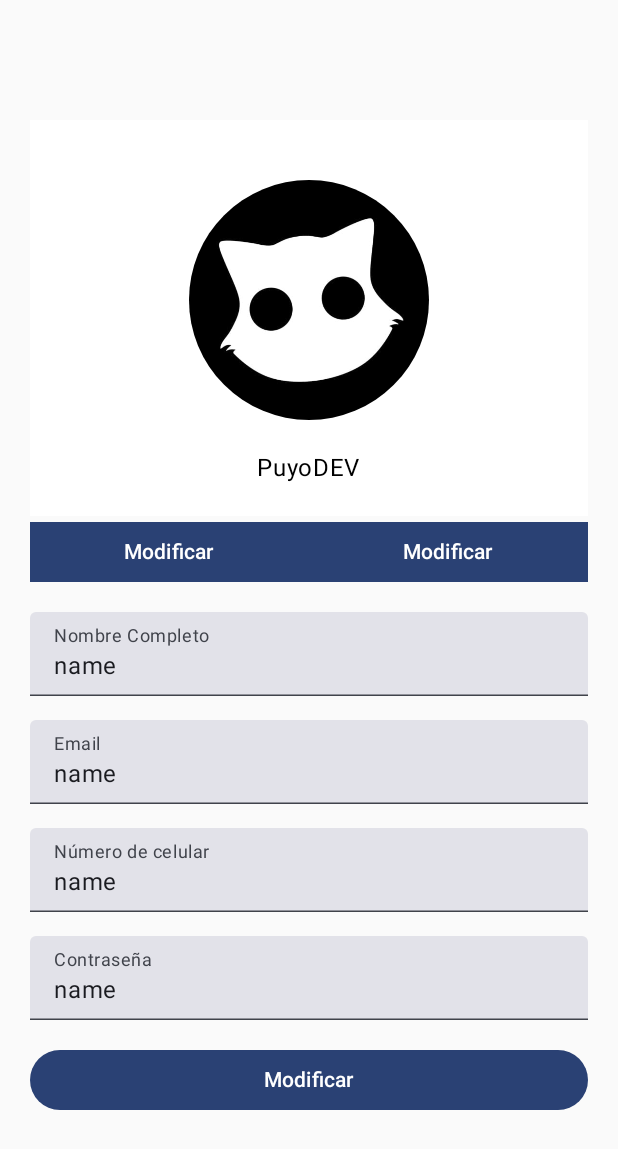
After one commit to Zamata/APPLuka, an Android app built with Jetpack Compose: the ProfileScreen screen opened through its navigation route, on a phone screen of 412 x 824 dp. The commit adds this screen. Shown: the top 1149 px of the screen. Run offline under Robolectric (Android 15) with nearby library versions, the phone set to English and light mode, and no system bars.

Commit message:
Add Views ProfileScreen and HistoryScreen. Add Conection with Firebase

```diff
--- a/app/src/main/java/com/puyodev/luka/navigation/AppNavigation.kt
+++ b/app/src/main/java/com/puyodev/luka/navigation/AppNavigation.kt
@@ -9,6 +9,8 @@ import androidx.navigation.navArgument
 import com.puyodev.luka.screens.AnimationLoadScreen
 import com.puyodev.luka.screens.PaymentScreen
 import com.puyodev.luka.screens.AppContent//nombre de las funciones
+import com.puyodev.luka.screens.HistorialView
+import com.puyodev.luka.screens.ProfileScreen
 
 @Composable
 fun AppNavigation(){
@@ -19,6 +21,12 @@ fun AppNavigation(){
         }
         composable(route=AppScreens.MainScreen.route){
             AppContent(navController)
+        }
+        composable(route=AppScreens.ProfileScreen.route){
+            ProfileScreen(navController)
+        }
+        composable(route=AppScreens.HistoryScreen.route){
+            HistorialView(navController)
         }
         composable(route=AppScreens.PaymentScreen.route +"/{num_bus}/{address}/{lukitas}/{fecha}",
             arguments = listOf(
--- a/app/src/main/java/com/puyodev/luka/navigation/AppScreens.kt
+++ b/app/src/main/java/com/puyodev/luka/navigation/AppScreens.kt
@@ -4,4 +4,6 @@ sealed class AppScreens(val route:String) {
     object SplashScreen:AppScreens("splash_screen")
     object MainScreen:AppScreens("main_screen")
     object PaymentScreen:AppScreens("payment_screen")
+    object ProfileScreen:AppScreens("profile_screen")
+    object HistoryScreen:AppScreens("history_screen")
 }
--- /dev/null
+++ b/app/src/main/java/com/puyodev/luka/screens/CustomTopBar.kt
@@ -0,0 +1,43 @@
+package com.puyodev.luka.screens
+
+import androidx.compose.foundation.background
+import androidx.compose.material3.Icon
+import androidx.compose.material3.IconButton
+import androidx.compose.material3.Text
+import androidx.compose.material3.TopAppBar
+import androidx.compose.runtime.Composable
+import androidx.compose.ui.Modifier
+import androidx.compose.ui.graphics.Color
+import androidx.navigation.NavController
+import com.puyodev.luka.navigation.AppScreens
+import androidx.compose.material.icons.Icons
+import androidx.compose.material.icons.filled.AccountCircle
+import androidx.compose.material.icons.filled.Notifications
+import androidx.compose.material.icons.rounded.Menu
+import androidx.compose.material3.ExperimentalMaterial3Api
+import androidx.compose.ui.draw.shadow
+import androidx.compose.ui.unit.dp
+
+@OptIn(ExperimentalMaterial3Api::class)
+@Composable
+fun CustomTopBar(navController: NavController, name: String, onMenuClick: () -> Unit) {
+    TopAppBar(
+        modifier = Modifier
+            .shadow(elevation = 5.dp)
+            .background(Color.Gray),
+        navigationIcon = {
+            IconButton(onClick = onMenuClick) {
+                Icon(imageVector = Icons.Rounded.Menu, contentDescription = "Menu")
+            }
+        },
+        title = { Text(text = "Hola $name") },
+        actions = {
+            IconButton(onClick = { /* TODO: Search action */ }) {
+                Icon(imageVector = Icons.Default.Notifications, contentDescription = "Search")
+            }
+            IconButton(onClick = { navController.navigate(AppScreens.ProfileScreen.route) }) {
+                Icon(imageVector = Icons.Default.AccountCircle, contentDescription = "Go to User Profile")
+            }
+        },
+    )
+}
--- a/app/src/main/java/com/puyodev/luka/screens/DrawerContent.kt
+++ b/app/src/main/java/com/puyodev/luka/screens/DrawerContent.kt
@@ -9,10 +9,12 @@ import androidx.compose.foundation.layout.height
 import androidx.compose.foundation.layout.padding
 import androidx.compose.material.icons.Icons
 import androidx.compose.material.icons.filled.Edit
+import androidx.compose.material.icons.filled.Email
 import androidx.compose.material.icons.filled.Home
 import androidx.compose.material.icons.filled.Info
 import androidx.compose.material.icons.filled.Settings
 import androidx.compose.material.icons.outlined.Edit
+import androidx.compose.material.icons.outlined.Email
 import androidx.compose.material.icons.outlined.Home
 import androidx.compose.material.icons.outlined.Info
 import androidx.compose.material.icons.outlined.Settings
@@ -36,12 +38,13 @@ import androidx.compose.ui.Modifier
 import androidx.compose.ui.graphics.Color
 import androidx.compose.ui.unit.dp
 import androidx.navigation.NavController
+import com.puyodev.luka.navigation.AppScreens
 import kotlinx.coroutines.launch
 
 
 @OptIn(ExperimentalMaterial3Api::class)
 @Composable
-fun DrawerContent() {
+fun DrawerContent(navController: NavController) {
     val items = listOf(
         NavigationItems(
             title = "Home",
@@ -63,6 +66,11 @@ fun DrawerContent() {
             title = "Settings",
             selectedIcon = Icons.Filled.Settings,
             unselectedIcon = Icons.Outlined.Settings
+        ),
+        NavigationItems(
+            title = "Historial",
+            selectedIcon = Icons.Filled.Email,
+            unselectedIcon = Icons.Outlined.Email
         )
     )
 
@@ -80,9 +88,17 @@ fun DrawerContent() {
             label = { Text(text = item.title) },
             selected = index == selectedItemIndex,
             onClick = {
-                //  navController.navigate(item.route)
+                selectedItemIndex = index
 
-                selectedItemIndex = index
+                // Lógica de navegación basada en el título del ítem seleccionado
+                when (item.title) {
+                    "Home" -> navController.navigate("home")
+                    "Info" -> navController.navigate("info")
+                    "Edit" -> navController.navigate("edit")
+                    "Settings" -> navController.navigate("settings")
+                    "Historial" -> navController.navigate(AppScreens.HistoryScreen.route)
+                }
+
                 scope.launch {
                     drawerState.close()
                 }
--- a/app/src/main/java/com/puyodev/luka/screens/PaymentScreen.kt
+++ b/app/src/main/java/com/puyodev/luka/screens/PaymentScreen.kt
@@ -125,7 +125,7 @@ fun PaymentScreen(navController: NavController,num_bus:Int,address:String,lukita
         Row(
             modifier = Modifier
                 .fillMaxWidth()
-                .padding(0.dp, 80.dp), // Ocupa todo el ancho de la pantalla
+                .padding(0.dp, 80.dp),
             horizontalArrangement = Arrangement.SpaceEvenly // Distribuye los elementos de forma uniforme
         ) {
             SmallFloatingActionButton(
--- /dev/null
+++ b/app/src/main/java/com/puyodev/luka/screens/ProfileScreen.kt
@@ -0,0 +1,139 @@
+package com.puyodev.luka.screens
+
+import android.widget.ImageButton
+import androidx.compose.foundation.Image
+import androidx.compose.foundation.background
+import androidx.compose.foundation.layout.Arrangement
+import androidx.compose.foundation.layout.Column
+import androidx.compose.foundation.layout.Row
+import androidx.compose.foundation.layout.Spacer
+import androidx.compose.foundation.layout.fillMaxHeight
+import androidx.compose.foundation.layout.fillMaxSize
+import androidx.compose.foundation.layout.fillMaxWidth
+import androidx.compose.foundation.layout.height
+import androidx.compose.foundation.layout.padding
+import androidx.compose.foundation.layout.size
+import androidx.compose.foundation.shape.CircleShape
+import androidx.compose.material3.Button
+import androidx.compose.material3.ButtonDefaults
+import androidx.compose.material3.ButtonElevation
+import androidx.compose.material3.IconButton
+import androidx.compose.runtime.Composable
+import androidx.compose.ui.Modifier
+import androidx.compose.ui.res.painterResource
+import androidx.compose.ui.tooling.preview.Preview
+import androidx.compose.ui.unit.dp
+import androidx.compose.material3.Icon
+import androidx.compose.material3.Text
+import androidx.compose.material3.TextField
+import androidx.compose.ui.Alignment
+import androidx.compose.ui.draw.clip
+import androidx.compose.ui.graphics.Color
+import androidx.compose.ui.graphics.RectangleShape
+import androidx.compose.ui.layout.ContentScale
+import androidx.navigation.NavController
+import com.puyodev.luka.R
+
+@Composable
+fun ProfileScreen(navController: NavController){
+    Column(
+        modifier = Modifier
+            .fillMaxSize()
+            .padding(20.dp),
+        verticalArrangement = Arrangement.Center
+    ){
+        Column(
+            modifier = Modifier
+                .fillMaxWidth()
+                .background(Color.White)
+                .padding(20.dp)
+                .fillMaxWidth(),
+horizontalAlignment = Alignment.CenterHorizontally
+        ) {
+            Image(
+                painterResource(id = R.drawable.neko),
+                contentDescription = null,
+                contentScale = ContentScale.Crop,
+                modifier = Modifier
+                    .size(200.dp)
+                    .padding(20.dp)
+                    .clip(CircleShape),
+            )
+            Text(text = "PuyoDEV")
+        }
+        Column {
+            Row(
+                modifier = Modifier.fillMaxWidth(),
+
+                ){
+                Button(
+                    shape = RectangleShape, // Hace que el botón sea rectangular
+                    modifier = Modifier
+                        .weight(1f),
+                    onClick = {
+                        //isFormValid = name.text.isNotEmpty() && email.text.isNotEmpty() && password.text.isNotEmpty()
+                    },
+                ) {
+                    Text("Modificar")
+                }
+                Button(
+                    shape = RectangleShape, // Hace que el botón sea rectangular
+                    modifier = Modifier
+                        .weight(1f),
+                    onClick = {
+                        //isFormValid = name.text.isNotEmpty() && email.text.isNotEmpty() && password.text.isNotEmpty()
+                    },
+                ) {
+                    Text("Modificar")
+                }
+            }
+        }
+        Column {
+            Spacer(modifier = Modifier.height(16.dp))
+            TextField(
+                value = "name",
+                onValueChange = { "name" },
+                label = { Text("Nombre Completo") },
+                modifier = Modifier.fillMaxWidth()
+            )
+            Spacer(modifier = Modifier.height(16.dp))
+            TextField(
+                value = "name",
+                onValueChange = { "name" },
+                label = { Text("Email") },
+                modifier = Modifier.fillMaxWidth()
+            )
+            Spacer(modifier = Modifier.height(16.dp))
+            TextField(
+                value = "name",
+                onValueChange = { "name" },
+                label = { Text("Número de celular") },
+                modifier = Modifier.fillMaxWidth()
+            )
+            Spacer(modifier = Modifier.height(16.dp))
+            TextField(
+                value = "name",
+                onValueChange = { "name" },
+                label = { Text("Contraseña") },
+                modifier = Modifier.fillMaxWidth()
+            )
+            Spacer(modifier = Modifier.height(16.dp))
+            // Botón para enviar el formulario
+            Button(
+                onClick = {
+                    //isFormValid = name.text.isNotEmpty() && email.text.isNotEmpty() && password.text.isNotEmpty()
+                },
+                modifier = Modifier.fillMaxWidth()
+            ) {
+                Text("Modificar")
+            }
+        }
+    }
+
+}
+
+@Preview
+@Composable
+fun PreviewProfile(){
+    //ProfileScreen()
+}
--- a/build.gradle.kts
+++ b/build.gradle.kts
@@ -1,5 +1,7 @@
-// Top-level build file where you can add configuration options common to all sub-projects/modules.
 plugins {
     alias(libs.plugins.android.application) apply false
     alias(libs.plugins.jetbrains.kotlin.android) apply false
+
+    // Agregar el plugin de Google Services
+    id("com.google.gms.google-services") version "4.4.2" apply false
 }
```
Also changed, not shown: app/build.gradle.kts (+11 -2 lines), app/src/main/java/com/puyodev/luka/screens/HistoryScreen.kt (added, +89 -0 lines), app/src/main/java/com/puyodev/luka/screens/MainScreen.kt (+6 -28 lines), 1 other file.
